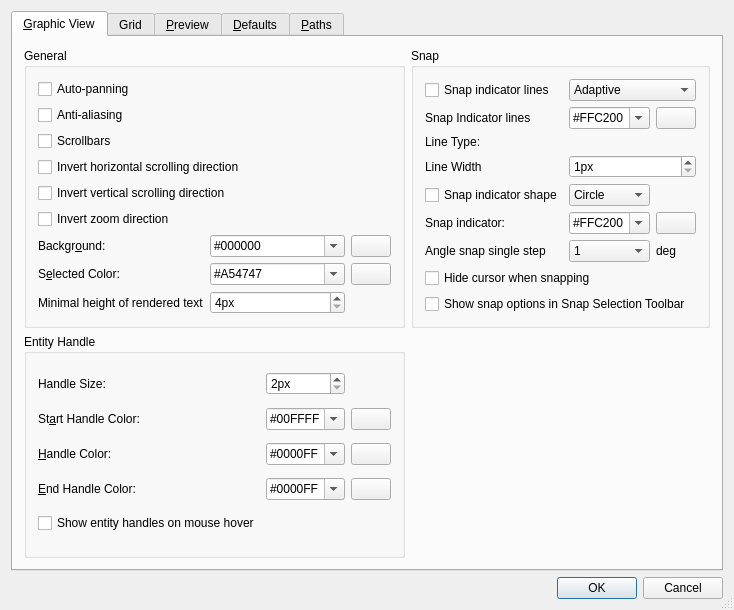
Old version of the form librecad/src/ui/dialogs/settings/options_general/qg_dlgoptionsgeneral.ui in the repository LibreCAD/LibreCAD.
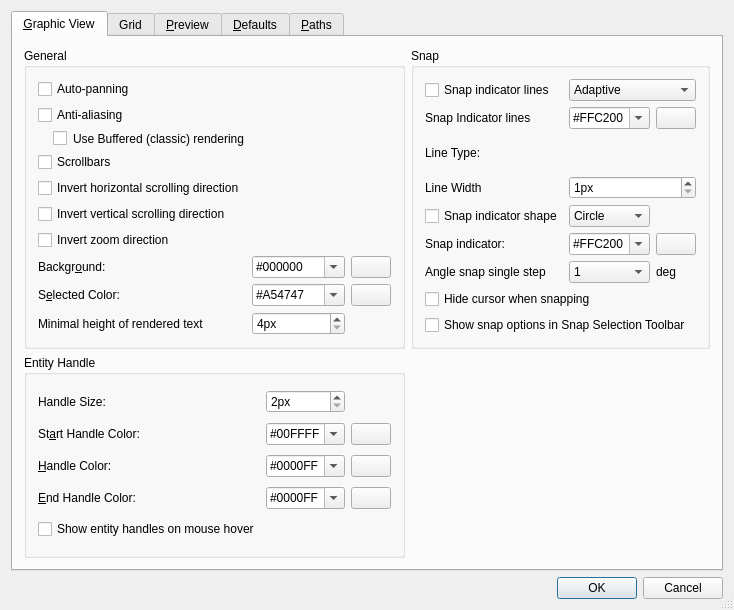
New version of the form. The open tabs and pages were chosen to show the change. Icons and pictures are not drawn. Custom widgets are drawn as their Qt base class.

```diff
--- a/librecad/src/ui/dialogs/settings/options_general/qg_dlgoptionsgeneral.ui
+++ b/librecad/src/ui/dialogs/settings/options_general/qg_dlgoptionsgeneral.ui
@@ -58,7 +58,24 @@
           <string>General</string>
          </property>
          <layout class="QGridLayout" name="gridLayout_15">
-          <item row="8" column="2">
+          <item row="7" column="0" colspan="2">
+           <widget class="QCheckBox" name="cbWheelScrollInvertV">
+            <property name="toolTip">
+             <string>Inverts scrolling direction when using mouse wheel with Ctrl key.</string>
+            </property>
+            <property name="text">
+             <string>Invert vertical scrolling direction</string>
+            </property>
+           </widget>
+          </item>
+          <item row="11" column="0">
+           <widget class="QLabel" name="label_2">
+            <property name="text">
+             <string>Minimal height of rendered text</string>
+            </property>
+           </widget>
+          </item>
+          <item row="10" column="2">
            <widget class="QPushButton" name="pb_selected">
             <property name="sizePolicy">
              <sizepolicy hsizetype="Maximum" vsizetype="Fixed">
@@ -75,20 +92,20 @@
             </property>
            </widget>
           </item>
-          <item row="8" column="0">
-           <widget class="QLabel" name="lSelectedColor">
+          <item row="2" column="0">
+           <widget class="QCheckBox" name="cbClassicRendering">
+            <property name="toolTip">
+             <string>If disabled, more sequental painting algorithm is used that may deliver better antialising results</string>
+            </property>
+            <property name="styleSheet">
+             <string notr="true">margin-left:15px</string>
+            </property>
             <property name="text">
-             <string>S&amp;elected Color:</string>
-            </property>
-            <property name="wordWrap">
-             <bool>false</bool>
-            </property>
-            <property name="buddy">
-             <cstring>cbSelectedColor</cstring>
+             <string>Use Buffered (classic) rendering</string>
             </property>
            </widget>
           </item>
-          <item row="7" column="0">
+          <item row="9" column="0">
            <widget class="QLabel" name="lBackground">
             <property name="text">
              <string>Backgr&amp;ound:</string>
@@ -101,55 +118,7 @@
             </property>
            </widget>
           </item>
-          <item row="7" column="1">
-           <widget class="QComboBox" name="cbBackgroundColor">
-            <property name="sizePolicy">
-             <sizepolicy hsizetype="Preferred" vsizetype="Fixed">
-              <horstretch>0</horstretch>
-              <verstretch>0</verstretch>
-             </sizepolicy>
-            </property>
-            <property name="accessibleDescription">
-             <string notr="true"/>
-            </property>
-            <property name="editable">
-             <bool>true</bool>
-            </property>
-            <item>
-             <property name="text">
-              <string notr="true">#000000</string>
-             </property>
-            </item>
-            <item>
-             <property name="text">
-              <string notr="true">#FFFFFF</string>
-             </property>
-            </item>
-            <item>
-             <property name="text">
-              <string notr="true">#F0F8FF</string>
-             </property>
-            </item>
-           </widget>
-          </item>
-          <item row="7" column="2">
-           <widget class="QPushButton" name="pb_background">
-            <property name="sizePolicy">
-             <sizepolicy hsizetype="Maximum" vsizetype="Fixed">
-              <horstretch>0</horstretch>
-              <verstretch>0</verstretch>
-             </sizepolicy>
-            </property>
-            <property name="text">
-             <string/>
-            </property>
-            <property name="icon">
-             <iconset resource="../../../../../res/ui/ui.qrc">
-              <normaloff>:/ui/colorxx.png</normaloff>:/ui/colorxx.png</iconset>
-            </property>
-           </widget>
-          </item>
-          <item row="8" column="1">
+          <item row="10" column="1">
            <widget class="QComboBox" name="cbSelectedColor">
             <property name="accessibleDescription">
              <string notr="true"/>
@@ -164,14 +133,7 @@
             </item>
            </widget>
           </item>
-          <item row="9" column="0">
-           <widget class="QLabel" name="label_2">
-            <property name="text">
-             <string>Minimal height of rendered text</string>
-            </property>
-           </widget>
-          </item>
-          <item row="9" column="1">
+          <item row="11" column="1">
            <widget class="QSpinBox" name="sbTextMinHeight">
             <property name="toolTip">
              <string>If height of text line on the screen is less than specified pixels, placholder will be drawn instead of text</string>
@@ -193,27 +155,45 @@
             </property>
            </widget>
           </item>
-          <item row="6" column="0" colspan="2">
-           <widget class="QCheckBox" name="cbInvertZoomDirection">
-            <property name="toolTip">
-             <string>Inverts zoom direction when using mouse wheel.</string>
+          <item row="9" column="1">
+           <widget class="QComboBox" name="cbBackgroundColor">
+            <property name="sizePolicy">
+             <sizepolicy hsizetype="Preferred" vsizetype="Fixed">
+              <horstretch>0</horstretch>
+              <verstretch>0</verstretch>
+             </sizepolicy>
             </property>
-            <property name="text">
-             <string>Invert zoom direction</string>
+            <property name="accessibleDescription">
+             <string notr="true"/>
             </property>
-           </widget>
-          </item>
-          <item row="5" column="0" colspan="2">
-           <widget class="QCheckBox" name="cbWheelScrollInvertV">
-            <property name="toolTip">
-             <string>Inverts scrolling direction when using mouse wheel with Ctrl key.</string>
+            <property name="editable">
+             <bool>true</bool>
             </property>
-            <property name="text">
-             <string>Invert vertical scrolling direction</string>
-            </property>
+            <item>
+             <property name="text">
+              <string notr="true">#000000</string>
+             </property>
+            </item>
+            <item>
+             <property name="text">
+              <string notr="true">#FFFFFF</string>
+             </property>
+            </item>
+            <item>
+             <property name="text">
+              <string notr="true">#F0F8FF</string>
+             </property>
+            </item>
            </widget>
           </item>
           <item row="4" column="0" colspan="2">
+           <widget class="QCheckBox" name="scrollbars_check_box">
+            <property name="text">
+             <string>Scrollbars</string>
+            </property>
+           </widget>
+          </item>
+          <item row="6" column="0" colspan="2">
            <widget class="QCheckBox" name="cbWheelScrollInvertH">
             <property name="toolTip">
              <string>Inverts scrolling direction when using mouse wheel with Shift key.</string>
@@ -223,20 +203,6 @@
             </property>
            </widget>
           </item>
-          <item row="2" column="0" colspan="2">
-           <widget class="QCheckBox" name="scrollbars_check_box">
-            <property name="text">
-             <string>Scrollbars</string>
-            </property>
-           </widget>
-          </item>
-          <item row="1" column="0" colspan="2">
-           <widget class="QCheckBox" name="cb_antialiasing">
-            <property name="text">
-             <string>Anti-aliasing</string>
-            </property>
-           </widget>
-          </item>
           <item row="0" column="0" colspan="2">
            <widget class="QCheckBox" name="cb_autopanning">
             <property name="text">
@@ -244,6 +210,53 @@
             </property>
            </widget>
           </item>
+          <item row="9" column="2">
+           <widget class="QPushButton" name="pb_background">
+            <property name="sizePolicy">
+             <sizepolicy hsizetype="Maximum" vsizetype="Fixed">
+              <horstretch>0</horstretch>
+              <verstretch>0</verstretch>
+             </sizepolicy>
+            </property>
+            <property name="text">
+             <string/>
+            </property>
+            <property name="icon">
+             <iconset resource="../../../../../res/ui/ui.qrc">
+              <normaloff>:/ui/colorxx.png</normaloff>:/ui/colorxx.png</iconset>
+            </property>
+           </widget>
+          </item>
+          <item row="10" column="0">
+           <widget class="QLabel" name="lSelectedColor">
+            <property name="text">
+             <string>S&amp;elected Color:</string>
+            </property>
+            <property name="wordWrap">
+             <bool>false</bool>
+            </property>
+            <property name="buddy">
+             <cstring>cbSelectedColor</cstring>
+            </property>
+           </widget>
+          </item>
+          <item row="8" column="0" colspan="2">
+           <widget class="QCheckBox" name="cbInvertZoomDirection">
+            <property name="toolTip">
+             <string>Inverts zoom direction when using mouse wheel.</string>
+            </property>
+            <property name="text">
+             <string>Invert zoom direction</string>
+            </property>
+           </widget>
+          </item>
+          <item row="1" column="0">
+           <widget class="QCheckBox" name="cb_antialiasing">
+            <property name="text">
+             <string>Anti-aliasing</string>
+            </property>
+           </widget>
+          </item>
          </layout>
         </widget>
        </item>
```
Left out of the diff: 210 changed lines with no effect on the pictures.
